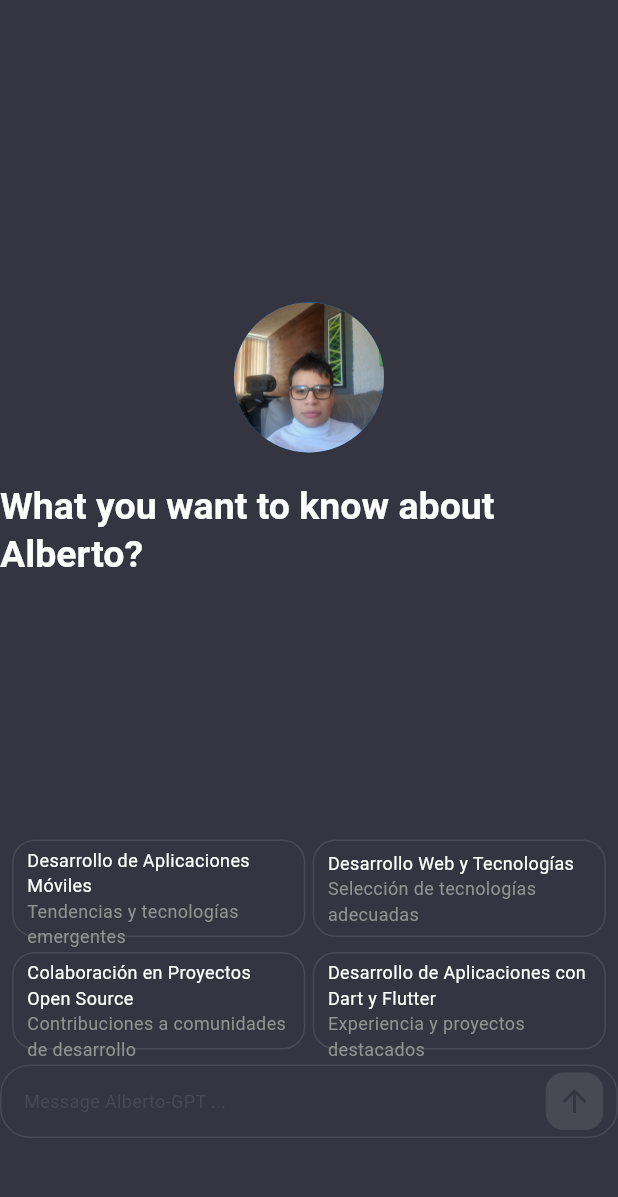
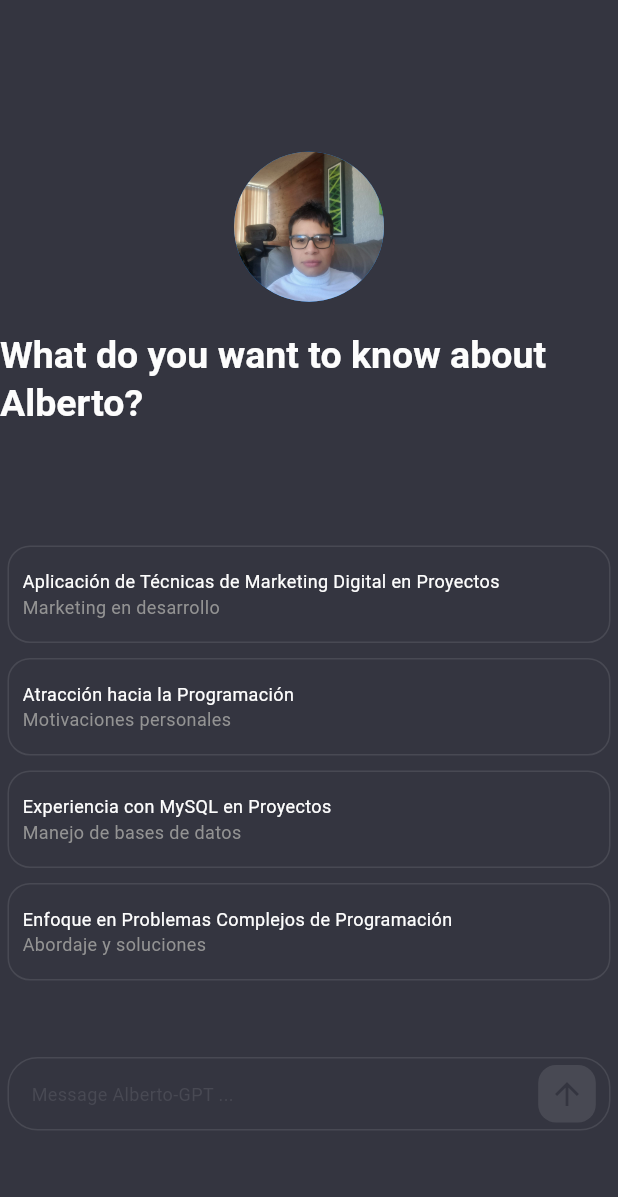
Before and after one commit to albint3r/ai-chat-bot-api, a Flutter app: the screen it shows after launch, on a phone screen of 412 x 824 dp, the part 38-1235 px from its top. Run offline on Flutter 3.47's test engine with Material 3 defaults, Android fonts, the phone set to English and light mode, and no system bars; drawn by our look-alikes of reactive_forms; our stand-ins replace auto_route, bloc, dio, flutter_bloc, freezed_annotation, gap and 2 more; missing offline and left inert: a package; generated files the repository leaves out were written again.

Commit message:
Fix Adaptative screen

```diff
--- a/lib/infrastructure/chatbot/chatbot_facade_impl.dart
+++ b/lib/infrastructure/chatbot/chatbot_facade_impl.dart
@@ -23,64 +23,154 @@ class ChatBotFacadeImpl implements IChatBotFacade {
 
   final _suggestedQuestions = <SuggestedQuestion>[
     const SuggestedQuestion(
-      title: "Desarrollo de Aplicaciones Móviles",
-      subTitle: "Tendencias y tecnologías emergentes",
-      text:
-          "¿Cuáles son las tendencias actuales en el desarrollo de aplicaciones móviles?",
+      title: "Formación Académica",
+      subTitle: "Educación y formación",
+      text: "¿Cuál es tu formación académica?",
     ),
     const SuggestedQuestion(
-      title: "Gestión de Proyectos de Software",
-      subTitle: "Metodologías ágiles y eficiencia",
-      text:
-          "¿Cómo implementas metodologías ágiles para optimizar la gestión de proyectos de software?",
+      title: "Especialización en Psicología",
+      subTitle: "Áreas especializadas en psicología",
+      text: "¿Cuáles son tus áreas de especialización en psicología?",
     ),
     const SuggestedQuestion(
-      title: "Seguridad en Desarrollo de Software",
-      subTitle: "Garantizando la protección de datos",
+      title: "Transición a Mercadotecnia",
+      subTitle: "Cambio de enfoque",
       text:
-          "¿Cuáles son las estrategias clave para garantizar la seguridad en el desarrollo de software?",
+          "¿Cómo surgió tu interés en la mercadotecnia después de estudiar psicología?",
     ),
     const SuggestedQuestion(
-      title: "Interfaces de Usuario Efectivas",
-      subTitle: "Creación y experiencia del usuario",
-      text:
-          "¿Cómo diseñar interfaces de usuario efectivas para mejorar la experiencia del usuario?",
+      title: "Experiencia en Mercadotecnia",
+      subTitle: "Trayectoria laboral en mercadotecnia",
+      text: "¿Cuál es tu experiencia laboral en el campo de la mercadotecnia?",
     ),
     const SuggestedQuestion(
-      title: "Innovación en Inteligencia Artificial",
-      subTitle: "Aplicaciones y aprendizaje automático",
-      text:
-          "¿Cómo implementas soluciones de inteligencia artificial y aprendizaje automático en tus proyectos?",
+      title: "Ingreso al Mundo de la Programación",
+      subTitle: "Motivación y decisión",
+      text: "¿Cómo y por qué decidiste ingresar al mundo de la programación?",
     ),
     const SuggestedQuestion(
-      title: "Compatibilidad en Desarrollo Móvil",
-      subTitle: "Adaptabilidad a diferentes dispositivos",
+      title: "Habilidades en Python, Dart y MySQL",
+      subTitle: "Competencias destacadas",
       text:
-          "¿Cómo manejas la compatibilidad y adaptabilidad de las aplicaciones móviles a diferentes dispositivos y sistemas operativos?",
+          "¿Cuáles son tus habilidades clave en Python, Dart (Flutter) y MySQL?",
     ),
     const SuggestedQuestion(
-      title: "Desarrollo de Bases de Datos",
-      subTitle: "Experiencia con MySQL",
-      text:
-          "¿Cuál es tu experiencia en la creación y gestión de bases de datos utilizando MySQL en proyectos de desarrollo?",
+      title: "Proyectos Destacados en Programación",
+      subTitle: "Logros y contribuciones",
+      text: "Háblame sobre tus proyectos más destacados en programación.",
     ),
     const SuggestedQuestion(
-      title: "Desarrollo Web y Tecnologías",
-      subTitle: "Selección de tecnologías adecuadas",
+      title: "Integración Psicología y Programación",
+      subTitle: "Sinergia de conocimientos",
       text:
-          "¿Cómo evalúas y seleccionas las tecnologías adecuadas para proyectos de desarrollo web?",
+          "¿Cómo integras tus conocimientos en psicología y mercadotecnia en tu trabajo actual como programador?",
     ),
     const SuggestedQuestion(
-      title: "Colaboración en Proyectos Open Source",
-      subTitle: "Contribuciones a comunidades de desarrollo",
+      title: "Retos Superados en Carrera Profesional",
+      subTitle: "Superación y aprendizaje",
       text:
-          "¿Has participado en proyectos de código abierto o contribuido a comunidades de desarrollo? Cuéntame sobre tu experiencia.",
+          "¿Qué retos has enfrentado y superado en tu carrera profesional hasta ahora?",
     ),
     const SuggestedQuestion(
-      title: "Desarrollo de Aplicaciones con Dart y Flutter",
-      subTitle: "Experiencia y proyectos destacados",
+      title: "Actualización en Programación y Tecnología",
+      subTitle: "Mantenimiento de conocimientos",
       text:
-          "Háblame sobre tu experiencia en el desarrollo de aplicaciones móviles con Dart y Flutter. ¿Cuáles son tus proyectos más destacados?",
+          "¿Cómo mantienes actualizados tus conocimientos en programación y tecnología?",
+    ),
+    const SuggestedQuestion(
+      title: "Colaboración en Proyectos Multidisciplinarios",
+      subTitle: "Experiencia en equipos diversos",
+      text:
+          "¿Has participado en proyectos colaborativos o en equipos multidisciplinarios?",
+    ),
+    const SuggestedQuestion(
+      title: "Motivación en Desarrollo Móvil con Flutter",
+      subTitle: "Razones y pasión",
+      text:
+          "¿Qué te motivó a especializarte en el desarrollo de aplicaciones móviles con Flutter?",
+    ),
+    const SuggestedQuestion(
+      title: "Experiencia con MySQL en Proyectos",
+      subTitle: "Manejo de bases de datos",
+      text:
+          "Háblame sobre tu experiencia con bases de datos y el manejo de MySQL en tus proyectos.",
+    ),
+    const SuggestedQuestion(
+      title: "Aplicación de Psicología en Programación",
+      subTitle: "Enfoque psicológico en desarrollo",
+      text:
+          "¿Cómo aplicas tus habilidades de psicología en tu enfoque de programación y resolución de problemas?",
+    ),
+    const SuggestedQuestion(
+      title: "Certificaciones en Programación y Especialización",
+      subTitle: "Validación de habilidades",
+      text:
+          "¿Has obtenido certificaciones relevantes en programación o en tus áreas de especialización?",
+    ),
+    const SuggestedQuestion(
+      title: "Planificación y Ejecución de Proyectos",
+      subTitle: "Proceso y estrategias",
+      text:
+          "¿Cuál es tu proceso para planificar y ejecutar un proyecto desde cero?",
+    ),
+    const SuggestedQuestion(
+      title: "Organización y Gestión del Tiempo en Proyectos",
+      subTitle: "Eficiencia y plazos",
+      text:
+          "¿Cómo te mantienes organizado y gestionas tu tiempo en proyectos con plazos ajustados?",
+    ),
+    const SuggestedQuestion(
+      title: "Atracción hacia la Programación",
+      subTitle: "Motivaciones personales",
+      text:
+          "¿Qué te atrajo de la programación que no encontraste en tus estudios previos en psicología y mercadotecnia?",
+    ),
+    const SuggestedQuestion(
+      title: "Experiencia en Enseñanza de Programación",
+      subTitle: "Compartir conocimientos",
+      text:
+          "¿Tienes experiencia en la enseñanza o capacitación en programación o temas relacionados?",
+    ),
+    const SuggestedQuestion(
+      title: "Enfoque en Problemas Complejos de Programación",
+      subTitle: "Abordaje y soluciones",
+      text:
+          "¿Cuál es tu enfoque al enfrentarte a problemas complejos de programación?",
+    ),
+    const SuggestedQuestion(
+      title: "Participación en Conferencias y Eventos",
+      subTitle: "Presencia en la comunidad",
+      text:
+          "¿Has participado en alguna conferencia o evento relacionado con tus áreas de especialización?",
+    ),
+    const SuggestedQuestion(
+      title: "Manejo de Presión y Plazos Ajustados",
+      subTitle: "Resiliencia y eficacia",
+      text:
+          "¿Cómo manejas situaciones de presión y plazos ajustados en tu trabajo diario?",
+    ),
+    const SuggestedQuestion(
+      title: "Aplicación de Técnicas de Marketing Digital en Proyectos",
+      subTitle: "Marketing en desarrollo",
+      text:
+          "Háblame sobre algún proyecto en el que hayas aplicado técnicas de marketing digital.",
+    ),
+    const SuggestedQuestion(
+      title: "Fuentes para Mantenerse Informado en Tecnología",
+      subTitle: "Recursos y actualización",
+      text:
+          "¿Cuáles son tus fuentes principales para mantenerte informado sobre las tendencias en programación y tecnología?",
+    ),
+    const SuggestedQuestion(
+      title: "Abordaje de Retroalimentación en Proyectos",
+      subTitle: "Receptividad y mejora continua",
+      text:
+          "¿Cómo abordas la retroalimentación y los comentarios en tus proyectos?",
+    ),
+    const SuggestedQuestion(
+      title: "Liderazgo de Equipos de Desarrollo",
+      subTitle: "Guiando proyectos",
+      text: "¿Has liderado equipos de desarrollo en alguno de tus proyectos?",
     ),
   ];
 
--- a/lib/presentation/chatbot/widgets/query_text_field.dart
+++ b/lib/presentation/chatbot/widgets/query_text_field.dart
@@ -14,7 +14,9 @@ class QueryTextField extends StatelessWidget {
     final theme = Theme.of(context);
     final colorScheme = theme.colorScheme;
 
-    return SizedBox(
+    return Padding(
+      padding: const EdgeInsets.all(padding),
+      child: SizedBox(
         width: textFieldWidth,
         child: ReactiveForm(
           formGroup: form.formGroup!,
@@ -63,6 +65,7 @@ class QueryTextField extends StatelessWidget {
             formControlName: 'question',
           ),
         ),
+      ),
     );
   }
 }
--- a/lib/presentation/chatbot/widgets/question_card.dart
+++ b/lib/presentation/chatbot/widgets/question_card.dart
@@ -18,7 +18,7 @@ class QuestionCard extends StatelessWidget {
   final void Function()? onPressed;
 
   double _getCardRelativeWidth(double width) {
-    if (width <= screenBreakingPoint) return width * 0.45;
+    if (width <= screenBreakingPoint) return width;
     return cardSize;
   }
 
--- a/lib/presentation/chatbot/widgets/questions_row_box.dart
+++ b/lib/presentation/chatbot/widgets/questions_row_box.dart
@@ -31,14 +31,35 @@ class QuestionsRowBox extends StatelessWidget {
     }).toList();
   }
 
+  Expanded _getListViewCardFormat(List<Widget> questionCards) {
+    return Expanded(
+      child: ListView(
+        padding: EdgeInsets.zero,
+        children: questionCards
+            .map(
+              (question) => Padding(
+                padding: const EdgeInsets.all(padding),
+                child: question,
+              ),
+            )
+            .toList(),
+      ),
+    );
+  }
+
   @override
   Widget build(BuildContext context) {
     final chat = context.watch<ChatBotBloc>().state;
     final suggestedQuestions = chat.suggestedQuestions;
+    final width = MediaQuery.of(context).size.width;
     final questionCards = _getQuestionsCards(
       context,
       suggestedQuestions,
     );
+    if (width <= screenBreakingPoint) {
+      return _getListViewCardFormat(questionCards);
+    }
+
     return Column(
       children: [
         SizedBox(
--- a/lib/presentation/chatbot/widgets/wellcome_elements.dart
+++ b/lib/presentation/chatbot/widgets/wellcome_elements.dart
@@ -18,7 +18,7 @@ class WellComeElements extends StatelessWidget {
             children: [
               const AvatarPicture(),
               const Gap(20),
-              TextTitle.h1('What you want to know about Alberto?'),
+              TextTitle.h1('What do you want to know about Alberto?'),
             ],
           ),
         ),
```
Lines whose indentation alone changed are shown as unchanged.
